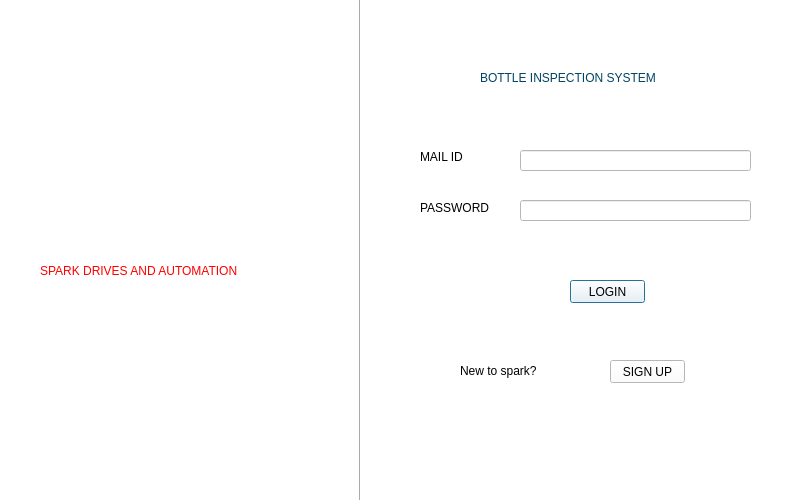
Qt form first_Dialog.ui (arunprasanthd/Bottle_inspection_system) before a commit.
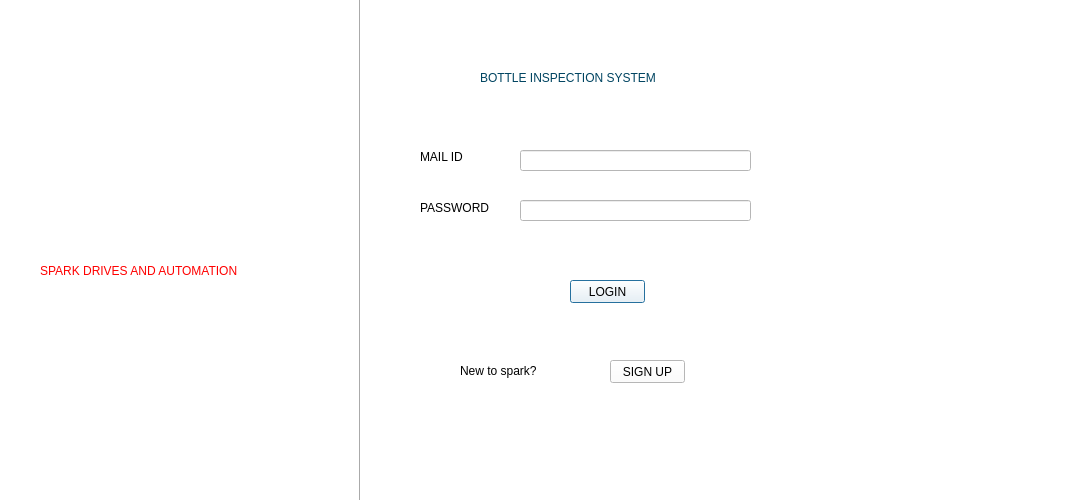
The same form after that commit. Icons and pictures are not drawn.

Patch:
```diff
--- a/first_Dialog.ui
+++ b/first_Dialog.ui
@@ -6,7 +6,7 @@
    <rect>
     <x>0</x>
     <y>0</y>
-    <width>800</width>
+    <width>1080</width>
     <height>500</height>
    </rect>
   </property>
```
Left out of the diff: 2 changed lines with no effect on the pictures.
